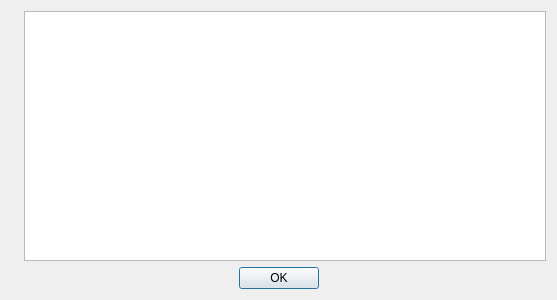
The window that aboutdialog.ui (sa666666/krokcom) describes before a commit, drawn with Qt 5.
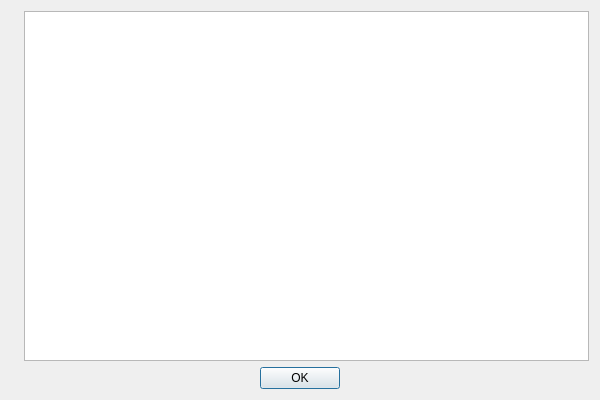
The same window after the commit. Icons and pictures are not drawn.

Diff of the .ui file:
```diff
--- a/aboutdialog.ui
+++ b/aboutdialog.ui
@@ -6,10 +6,16 @@
    <rect>
     <x>0</x>
     <y>0</y>
-    <width>557</width>
-    <height>300</height>
+    <width>600</width>
+    <height>400</height>
    </rect>
   </property>
+  <property name="minimumSize">
+   <size>
+    <width>600</width>
+    <height>400</height>
+   </size>
+  </property>
   <property name="windowTitle">
    <string>Dialog</string>
   </property>
```
